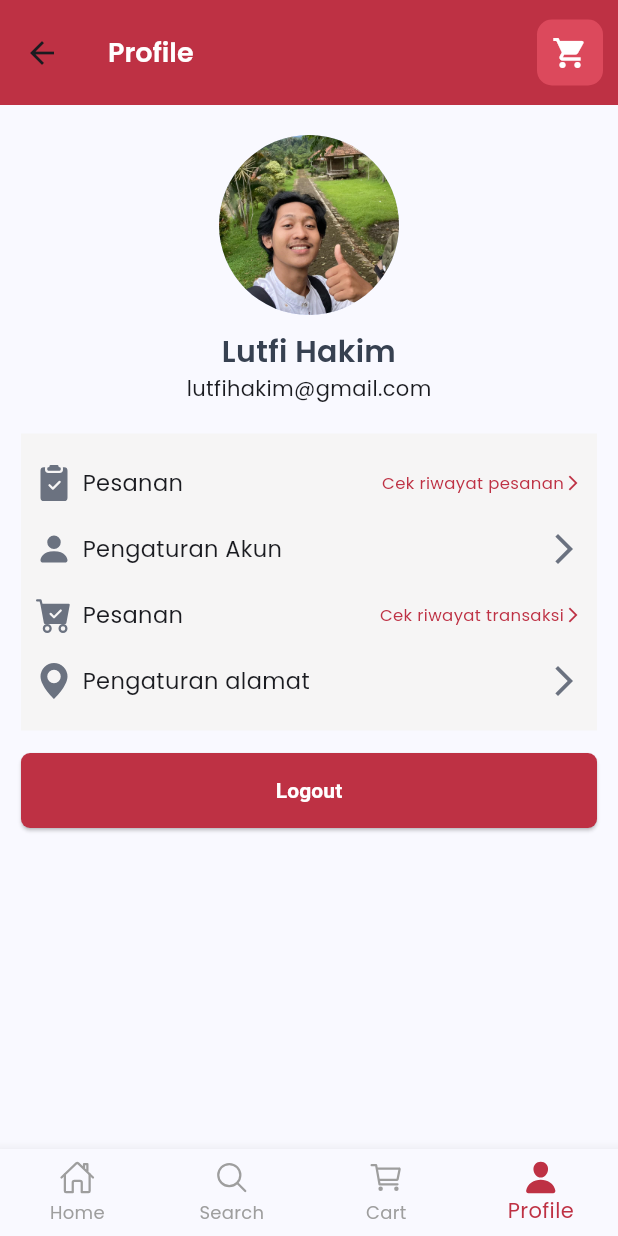
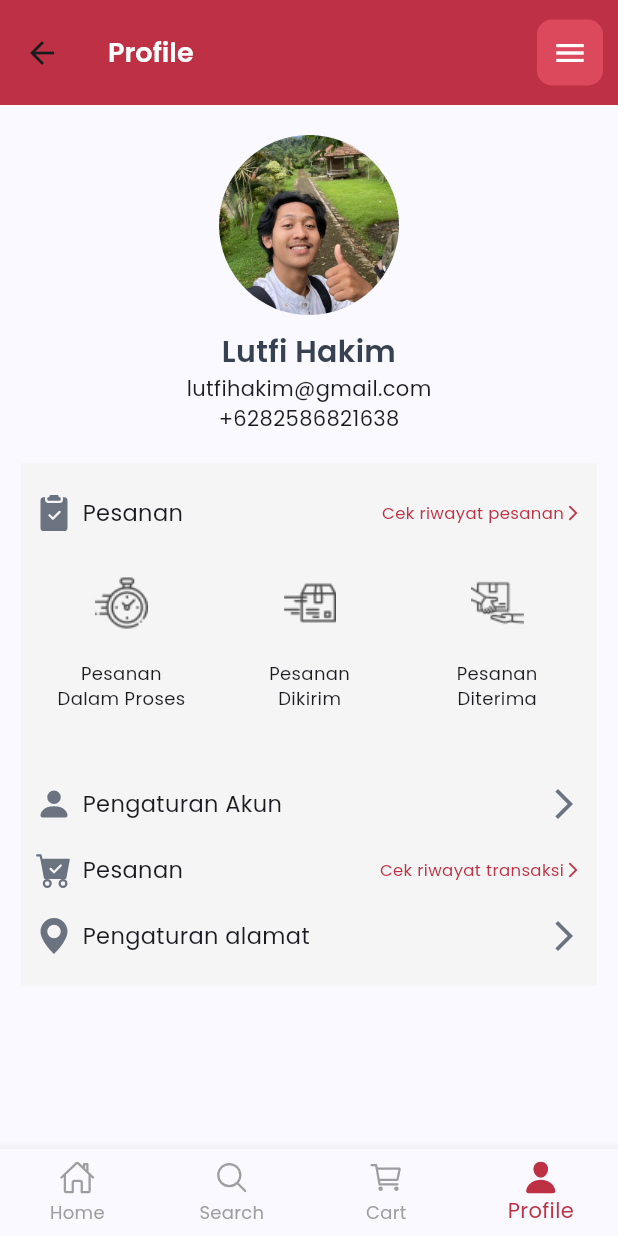
Before and after one commit to adella-kitchen/adella-mobile, a Flutter app: the DashboardView screen opened by its route, item 4 of the bottom bar chosen, on a phone screen of 412 x 824 dp. Run offline on Flutter 3.47's test engine with Material 3 defaults, Android fonts, the light colour scheme and no system bars; our stand-ins replace animated_splash_screen, carousel_slider, flutter_signin_button, get, icons_plus, ionicons and 3 more; accounts and stored records are empty; network calls fail.

Commit message:
ngerubah dikit ngasih icon

```diff
--- /dev/null
+++ b/lib/app/modules/profile/views/cek_riwayat_pesanan_view.dart
@@ -0,0 +1,17 @@
+import 'package:flutter/material.dart';
+import 'package:get/get.dart';
+import 'package:adella_kitchen/app/modules/profile/controllers/cek_riwayat_pesanan_controller.dart';
+
+class CekRiwayatPesananView extends GetView<CekRiwayatPesananController> {
+  @override
+  Widget build(BuildContext context) {
+    return Scaffold(
+      appBar: AppBar(
+        title: Text('Cek Riwayat Pesanan'),
+      ),
+      body: Center(
+        child: Text('Ini adalah halaman cek riwayat pesanan'),
+      ),
+    );
+  }
+}
--- a/lib/app/modules/profile/views/profile_view.dart
+++ b/lib/app/modules/profile/views/profile_view.dart
@@ -1,11 +1,13 @@
 import 'package:adella_kitchen/app/modules/home/views/widget.dart';
 import 'package:adella_kitchen/app/modules/profile/views/widget.dart';
+import 'package:adella_kitchen/app/routes/app_pages.dart';
 import 'package:adella_kitchen/theme/app_theme.dart';
 import 'package:adella_kitchen/theme/color.dart';
 import 'package:adella_kitchen/theme/widget/app_widget.dart';
 import 'package:flutter/material.dart';
 
 import 'package:get/get.dart';
+import 'package:get/get_core/get_core.dart';
 import 'package:icons_plus/icons_plus.dart';
 
 import '../controllers/profile_controller.dart';
@@ -31,11 +33,30 @@ class ProfileView extends GetView<ProfileController> {
               child: InkWell(
                 onTap: () {},
                 borderRadius: BorderRadius.circular(10),
-                child: Container(
-                  padding: const EdgeInsets.all(10),
-                  child: const Icon(
-                    Icons.shopping_cart,
-                    color: Colors.white,
+                child: PopupMenuButton<int>(
+                  onSelected: (int result) {
+                    // Handle menu item selection
+                    print('Menu item $result selected');
+                  },
+                  offset: Offset(0, 50),
+                  itemBuilder: (BuildContext context) => <PopupMenuEntry<int>>[
+                    PopupMenuItem<int>(
+                      value: 1,
+                      child: Row(
+                        children: [
+                          Icon(Icons.logout, color: Color(0xFFDC495C)),
+                          SizedBox(width: 10),
+                          Text('Logout'),
+                        ],
+                      ),
+                    ),
+                  ],
+                  child: Container(
+                    padding: const EdgeInsets.all(10),
+                    child: const Icon(
+                      Icons.menu,
+                      color: Colors.white,
+                    ),
                   ),
                 ),
               ),
@@ -64,6 +85,10 @@ class ProfileView extends GetView<ProfileController> {
                 'lutfihakim@gmail.com',
                 style: TextStyle(fontSize: fontSize().regular),
               ),
+              Text(
+                '+6282586821638',
+                style: TextStyle(fontSize: fontSize().regular),
+              ),
               const SizedBox(
                 height: 20,
               ),
@@ -79,10 +104,90 @@ class ProfileView extends GetView<ProfileController> {
                         icon: Bootstrap.clipboard2_check_fill,
                         textLeading: 'Cek riwayat pesanan',
                         iconLeading: Icons.arrow_forward_ios_outlined,
+                        // onLeadingPressed: () {
+                        //   Get.toNamed(Routes.CEK_RIWAYAT_PESANAN);
+                        // },
                       ),
                       SizedBox(
-                        height: 20,
+                        height: 30,
                       ),
+                      Row(
+                        mainAxisAlignment: MainAxisAlignment.center,
+                        children: [
+                          Column(
+                            children: [
+                              Image(
+                                image: AssetImage(
+                                    'assets/img/pesanan_dalam_proses.png'),
+                              ),
+                              SizedBox(
+                                height: 20,
+                                width: 30,
+                              ),
+                              SizedBox(
+                                width: 96, // Adjust this width as needed
+                                child: Text(
+                                  'Pesanan Dalam Proses',
+                                  textAlign: TextAlign.center,
+                                  style: TextStyle(
+                                    fontSize: 12, // Set the font size as needed
+                                  ),
+                                ),
+                              ),
+                              SizedBox(height: 50),
+                            ],
+                          ),
+                          SizedBox(width: 30),
+                          Column(
+                            children: [
+                              Image(
+                                image: AssetImage(
+                                    'assets/img/pesanan_dikirim.png'),
+                              ),
+                              SizedBox(
+                                height: 20,
+                                width: 30,
+                              ),
+                              SizedBox(
+                                width: 95, // Adjust this width as needed
+                                child: Text(
+                                  'Pesanan Dikirim',
+                                  textAlign: TextAlign.center,
+                                  style: TextStyle(
+                                    fontSize: 12, // Set the font size as needed
+                                  ),
+                                ),
+                              ),
+                              SizedBox(height: 50),
+                            ],
+                          ),
+                          SizedBox(width: 30),
+                          Column(
+                            children: [
+                              Image(
+                                image: AssetImage(
+                                    'assets/img/pesanan_diterima.png'),
+                              ),
+                              SizedBox(
+                                height: 20,
+                                width: 30,
+                              ),
+                              SizedBox(
+                                width: 95, // Adjust this width as needed
+                                child: Text(
+                                  'Pesanan Diterima',
+                                  textAlign: TextAlign.center,
+                                  style: TextStyle(
+                                    fontSize: 12, // Set the font size as needed
+                                  ),
+                                ),
+                              ),
+                              SizedBox(height: 50),
+                            ],
+                          ),
+                        ],
+                      ),
+                      SizedBox(width: 10),
                       TitleCard(
                         text: 'Pengaturan Akun',
                         icon: Bootstrap.person_fill,
@@ -109,10 +214,6 @@ class ProfileView extends GetView<ProfileController> {
                   ),
                 ),
               ),
-              BtnPrimary(
-                btnText: 'Logout',
-                onPressed: () {},
-              )
             ],
           ),
         ),
--- a/lib/app/routes/app_routes.dart
+++ b/lib/app/routes/app_routes.dart
@@ -12,6 +12,7 @@ abstract class Routes {
   static const CART = _Paths.CART;
   static const PROFILE = _Paths.PROFILE;
   static const ONBOARDING = _Paths.ONBOARDING;
+  static const CEK_RIWAYAT_PESANAN = _Paths.CEK_RIWAYAT_PESANAN;
 }
 
 abstract class _Paths {
@@ -25,4 +26,5 @@ abstract class _Paths {
   static const CART = '/cart';
   static const PROFILE = '/profile';
   static const ONBOARDING = '/onboarding';
+  static const CEK_RIWAYAT_PESANAN = '/cek-riwayat-pesanan';
 }
--- a/lib/theme/color.dart
+++ b/lib/theme/color.dart
@@ -1,7 +1,7 @@
 import 'package:flutter/material.dart';
 
 class myColor{
-    Color primaryColor = const Color(0xFFBE3144);
+    Color primaryColor = Color.fromRGBO(190, 49, 68, 1);
     Color grey700 = Color(0xFF374151);
     Color grey500 = Color(0xFF6B7280);
 }
--- a/pubspec.yaml
+++ b/pubspec.yaml
@@ -3,7 +3,7 @@ version: 1.0.0+1
 publish_to: none
 description: A new Flutter project.
 environment:
-  sdk: '>=3.2.6 <4.0.0'
+  sdk: ">=3.2.6 <4.0.0"
 
 dependencies:
   ionicons: 0.2.2
@@ -18,6 +18,7 @@ dependencies:
   intl: 0.19.0
   flutter_launcher_icons: 0.13.1
   shared_preferences: 2.2.3
+  get_cli: ^1.8.1
 
 dev_dependencies:
   flutter_lints: ^3.0.2
@@ -34,6 +35,7 @@ flutter_launcher_icons:
 flutter:
   assets:
     - assets/img/
+    # - assets/img/pesanan_dalam_proses.png
   fonts:
     - family: Poppins
       fonts:
```
Also changed, not shown: lib/app/modules/profile/bindings/cek_riwayat_pesanan_binding.dart (added, +13 -0 lines), lib/app/modules/profile/controllers/cek_riwayat_pesanan_controller.dart (added, +23 -0 lines), lib/app/routes/app_pages.dart (+10 -2 lines), assets/img/pesanan_dalam_proses.png (added), assets/img/pesanan_dikirim.png (added), assets/img/pesanan_diterima.png (added), pubspec.lock.
